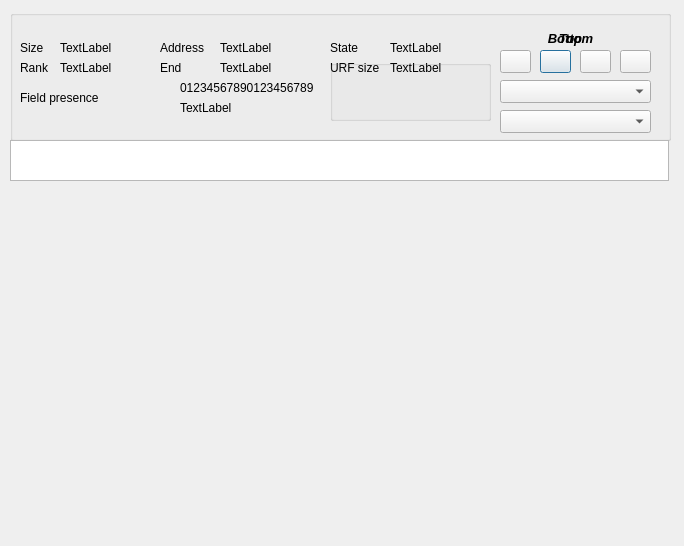
First picture: the form in zcontentutils/zrawmasterfilevisu.ui, repository seth-world/zcontent, before the edit.
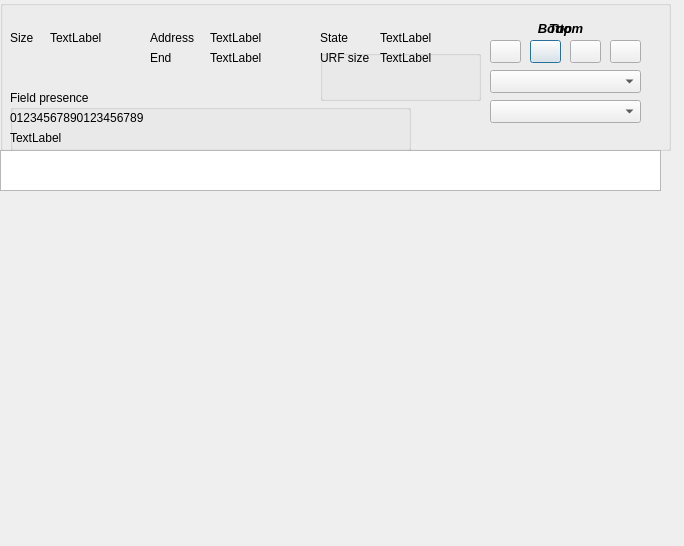
Second picture: the form after the edit. Icons and pictures are not drawn.

Commit message:
poolVisu : Add 2D graphical view for record ZRawMasterFileVisu : new physical block search forward and backward
poolVisu :
add graphical view of blocks
add holes view

ZRawMasterFileVisu :
add  searchNextBlock() searchPreviousBlock()
     searchNextStartSign() searchPreviousStartSign()

add Nudge and setNudge()

Various bug corrections

Patch:
```diff
--- a/zcontentutils/zrawmasterfilevisu.ui
+++ b/zcontentutils/zrawmasterfilevisu.ui
@@ -16,10 +16,10 @@
   <widget class="QGroupBox" name="groupBox">
    <property name="geometry">
     <rect>
-     <x>10</x>
-     <y>10</y>
-     <width>661</width>
-     <height>131</height>
+     <x>0</x>
+     <y>0</y>
+     <width>671</width>
+     <height>151</height>
     </rect>
    </property>
    <property name="title">
@@ -197,32 +197,6 @@
      <string>TextLabel</string>
     </property>
    </widget>
-   <widget class="QLabel" name="label_5">
-    <property name="geometry">
-     <rect>
-      <x>10</x>
-      <y>50</y>
-      <width>54</width>
-      <height>15</height>
-     </rect>
-    </property>
-    <property name="text">
-     <string>Rank</string>
-    </property>
-   </widget>
-   <widget class="QLabel" name="BlockNbLBl">
-    <property name="geometry">
-     <rect>
-      <x>50</x>
-      <y>50</y>
-      <width>101</width>
-      <height>16</height>
-     </rect>
-    </property>
-    <property name="text">
-     <string>TextLabel</string>
-    </property>
-   </widget>
    <widget class="QLabel" name="TopLBl">
     <property name="geometry">
      <rect>
@@ -297,45 +271,6 @@
      <string>TextLabel</string>
     </property>
    </widget>
-   <widget class="QLabel" name="FieldPresenceLabelLBl">
-    <property name="geometry">
-     <rect>
-      <x>10</x>
-      <y>80</y>
-      <width>91</width>
-      <height>16</height>
-     </rect>
-    </property>
-    <property name="text">
-     <string>Field presence</string>
-    </property>
-   </widget>
-   <widget class="QLabel" name="BitsetContentLBl">
-    <property name="geometry">
-     <rect>
-      <x>170</x>
-      <y>90</y>
-      <width>311</width>
-      <height>16</height>
-     </rect>
-    </property>
-    <property name="text">
-     <string>TextLabel</string>
-    </property>
-   </widget>
-   <widget class="QLabel" name="BitsetHeaderLBl">
-    <property name="geometry">
-     <rect>
-      <x>170</x>
-      <y>70</y>
-      <width>311</width>
-      <height>16</height>
-     </rect>
-    </property>
-    <property name="text">
-     <string>01234567890123456789</string>
-    </property>
-   </widget>
    <widget class="QComboBox" name="ViewModeCBx">
     <property name="geometry">
      <rect>
@@ -349,8 +284,8 @@
    <widget class="QLabel" name="FieldsNbLBl">
     <property name="geometry">
      <rect>
-      <x>130</x>
-      <y>80</y>
+      <x>80</x>
+      <y>50</y>
       <width>31</width>
       <height>16</height>
      </rect>
@@ -365,7 +300,7 @@
       <x>320</x>
       <y>50</y>
       <width>161</width>
-      <height>61</height>
+      <height>51</height>
      </rect>
     </property>
     <property name="title">
@@ -447,13 +382,52 @@
      </rect>
     </property>
    </widget>
+   <widget class="QGroupBox" name="FieldPresenceGBx">
+    <property name="geometry">
+     <rect>
+      <x>10</x>
+      <y>90</y>
+      <width>401</width>
+      <height>61</height>
+     </rect>
+    </property>
+    <property name="title">
+     <string>Field presence</string>
+    </property>
+    <widget class="QLabel" name="BitsetHeaderLBl">
+     <property name="geometry">
+      <rect>
+       <x>0</x>
+       <y>20</y>
+       <width>401</width>
+       <height>16</height>
+      </rect>
+     </property>
+     <property name="text">
+      <string>01234567890123456789</string>
+     </property>
+    </widget>
+    <widget class="QLabel" name="BitsetContentLBl">
+     <property name="geometry">
+      <rect>
+       <x>0</x>
+       <y>40</y>
+       <width>391</width>
+       <height>16</height>
+      </rect>
+     </property>
+     <property name="text">
+      <string>TextLabel</string>
+     </property>
+    </widget>
+   </widget>
   </widget>
   <widget class="QPlainTextEdit" name="MessagePTe">
    <property name="geometry">
     <rect>
-     <x>10</x>
-     <y>140</y>
-     <width>659</width>
+     <x>0</x>
+     <y>150</y>
+     <width>661</width>
      <height>41</height>
     </rect>
    </property>
```
The commit also changes 22 other files.
